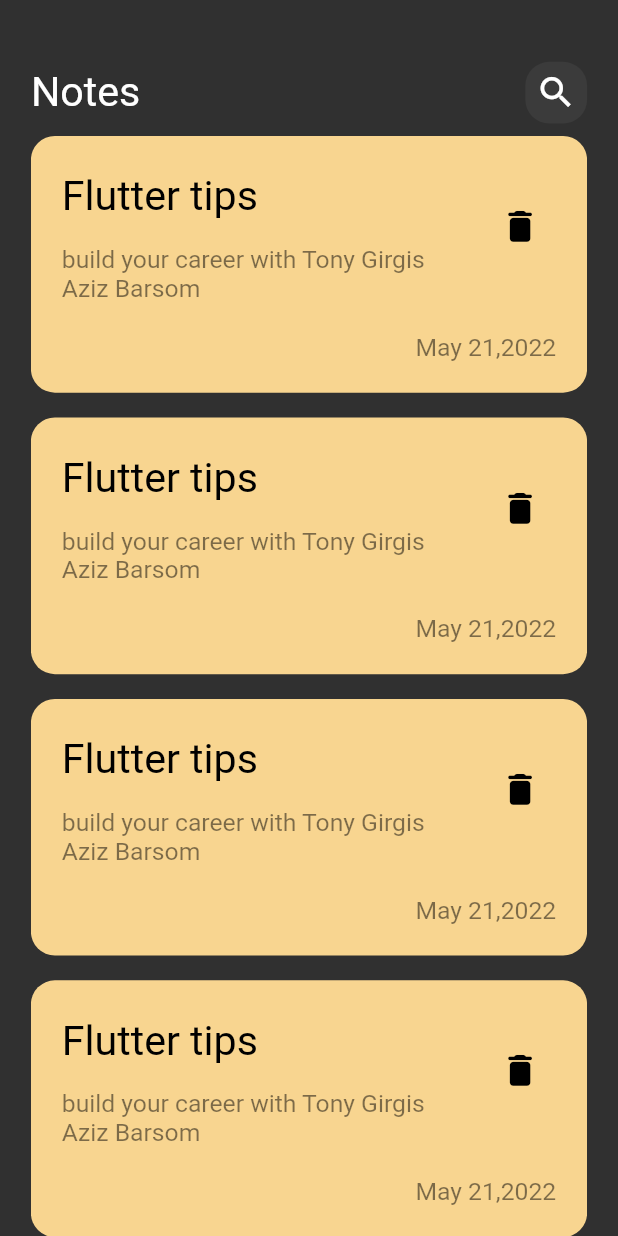
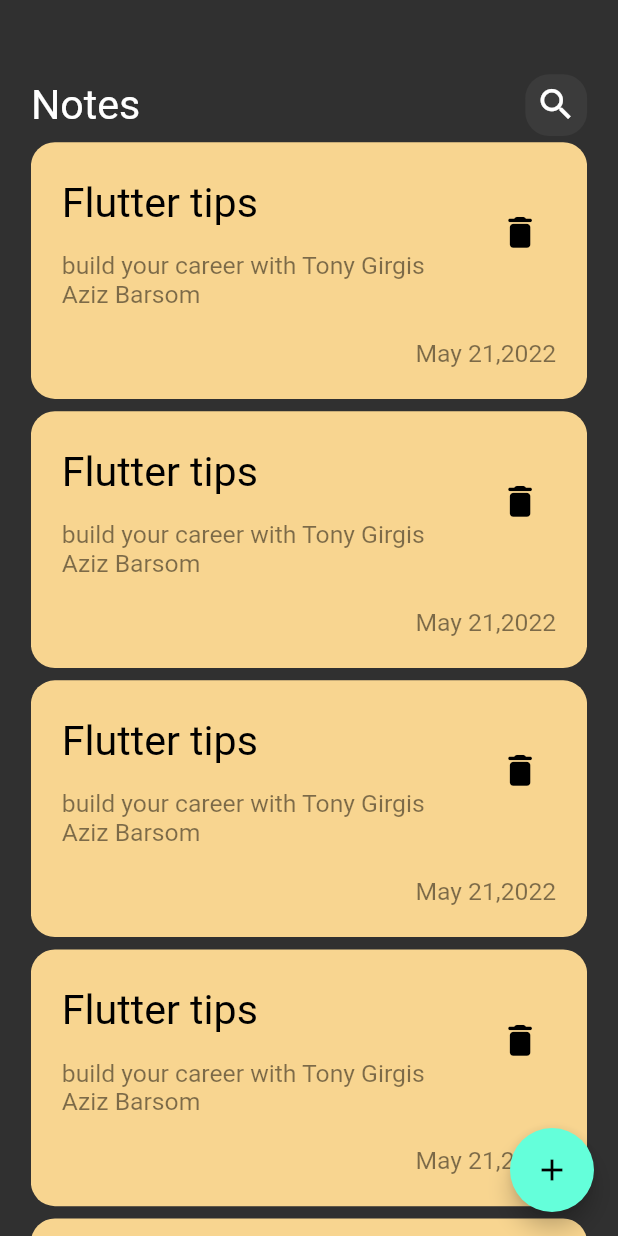
Before and after one commit to ToOoNyGirgis/notes_app, a Flutter app: the screen it shows after launch, on a phone screen of 412 x 824 dp. Run offline on Flutter 3.47's test engine with Material 2 defaults, Android fonts, the phone set to English and light mode, and no system bars; our stand-ins replace sizer.

Commit message:
floatingActionButton

```diff
--- a/lib/views/notes_view.dart
+++ b/lib/views/notes_view.dart
@@ -7,6 +7,10 @@ class NotesView extends StatelessWidget {
   @override
   Widget build(BuildContext context) {
     return Scaffold(
+      floatingActionButton: FloatingActionButton(
+        onPressed: () {},
+        child: Icon(Icons.add),
+      ),
       body: CustomNotesBody(),
     );
   }
--- a/lib/views/widgets/custom_notes_body.dart
+++ b/lib/views/widgets/custom_notes_body.dart
@@ -13,7 +13,7 @@ class CustomNotesBody extends StatelessWidget {
       child: Column(
         children: [
           SizedBox(
-            height: 5.h,
+            height: 6.h,
           ),
           const CustomAppBar(),
           Expanded(child: NotesListView())
--- a/lib/views/widgets/note_list_view.dart
+++ b/lib/views/widgets/note_list_view.dart
@@ -11,7 +11,7 @@ class NotesListView extends StatelessWidget {
     return ListView.builder(
       itemBuilder: (context, index) {
         return Padding(
-          padding:  EdgeInsets.symmetric(vertical: 1.h),
+          padding:  EdgeInsets.symmetric(vertical: 0.5.h),
           child: CustomNoteItem(),
         );
       },
```
